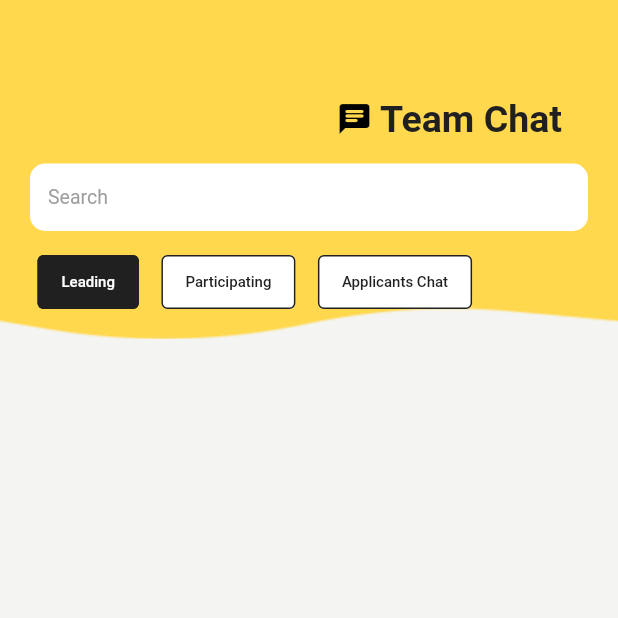
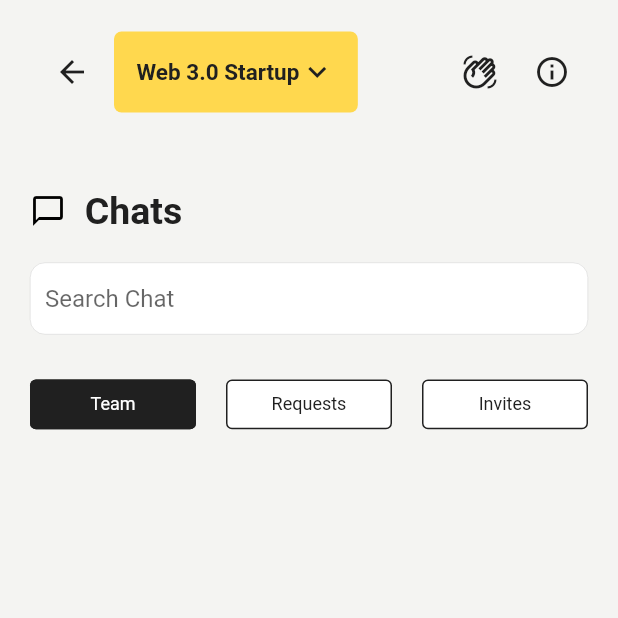
Before and after one commit to jmsandiegoo/launchlab_nus_app, a Flutter app: the ChatPage screen opened directly, on a phone screen of 412 x 824 dp, the top half of it. Run offline on Flutter 3.47's test engine with Material 2 defaults, Android fonts, the phone set to English and light mode, and no system bars; our stand-ins replace dotted_border, dropdown_search, equatable, file_picker, flutter_bloc, flutter_secure_storage and 8 more; accounts and stored records are empty; statements that could not run were skipped.

Commit message:
basic ui scaffold for chat page

```diff
--- a/lib/src/presentation/chat/screens/chat_page.dart
+++ b/lib/src/presentation/chat/screens/chat_page.dart
@@ -1,111 +1,83 @@
+import 'package:flutter/gestures.dart';
 import 'package:flutter/material.dart';
 import 'package:launchlab/src/config/app_theme.dart';
+import 'package:launchlab/src/presentation/chat/widgets/chat_select_modal.dart';
+import 'package:launchlab/src/presentation/common/widgets/form_fields/multi_button_select.dart';
+import 'package:launchlab/src/presentation/common/widgets/form_fields/text_field.dart';
 import 'package:launchlab/src/presentation/common/widgets/useful.dart';
 
-class ChatPage extends StatefulWidget {
-  const ChatPage({Key? key}) : super(key: key);
-
-  @override
-  State<ChatPage> createState() => _TeamChatPageState();
-}
-
-class _TeamChatPageState extends State<ChatPage> {
-  int selectedButton = 1;
+class ChatPage extends StatelessWidget {
+  const ChatPage({super.key});
 
   @override
   Widget build(BuildContext context) {
     return Scaffold(
-      body: Column(children: [
-        Stack(children: [
-          Image.asset("assets/images/yellow_curve_shape_3.png"),
-          Column(children: [
+        body: Container(
+      padding: const EdgeInsets.all(20.0),
+      child: Column(
+        children: [
+          AppBar(
+            titleSpacing: 0,
+            centerTitle: false,
+            backgroundColor: Colors.transparent,
+            title: GestureDetector(
+              onTap: () => showDialog(
+                  context: context,
+                  builder: (context) {
+                    return ChatSelectModal(
+                      onClose: () => Navigator.pop(context),
+                    );
+                  }),
+              child: Container(
+                  decoration: BoxDecoration(
+                      color: yellowColor,
+                      borderRadius: BorderRadius.circular(5.0)),
+                  padding: const EdgeInsets.all(15.0),
+                  child: Row(mainAxisSize: MainAxisSize.min, children: [
+                    subHeaderText("Web 3.0 Startup", size: 15.0),
+                    const Icon(
+                      Icons.expand_more_outlined,
+                      weight: 100,
+                    )
+                  ])),
+            ),
+            actions: [
+              IconButton(
+                  onPressed: () {}, icon: Icon(Icons.waving_hand_outlined)),
+              IconButton(onPressed: () {}, icon: Icon(Icons.info_outline))
+            ],
+          ),
           const SizedBox(
-              height: 65,
+            height: 50.0,
           ),
           Row(
-              mainAxisAlignment: MainAxisAlignment.end,
+            mainAxisAlignment: MainAxisAlignment.start,
             children: [
-                const Icon(Icons.chat_rounded),
-                const SizedBox(width: 5),
-                headerText("Team Chat      ")
+              const Icon(Icons.chat_bubble_outline),
+              headerText("  Chats"),
             ],
           ),
-            const SizedBox(height: 15),
-            Container(
-              height: 45,
-              margin: const EdgeInsets.only(left: 20, right: 20),
-              child: Row(children: [
-                searchBar(),
-                const SizedBox(width: 0),
-              ]),
+          const SizedBox(
+            height: 20.0,
           ),
-            const SizedBox(height: 10),
-            Row(mainAxisAlignment: MainAxisAlignment.spaceBetween, children: [
-              Row(children: [
-                const SizedBox(width: 25),
-                OutlinedButton(
-                  style: OutlinedButton.styleFrom(
-                      backgroundColor:
-                          selectedButton == 1 ? blackColor : whiteColor,
-                      side: const BorderSide(width: 1, color: blackColor)),
-                  onPressed: () {
-                    setState(() {
-                      selectedButton = 1;
-                    });
-                  },
-                  child: Text(
-                    "Leading",
-                    style: TextStyle(
-                      color: selectedButton == 1 ? whiteColor : blackColor,
-                      fontSize: 10,
+          TextFieldWidget(
+              focusNode: FocusNode(),
+              onChangedHandler: (val) {},
+              label: "",
+              value: "",
+              hint: "Search Chat",
+              controller: TextEditingController()),
+          const SizedBox(
+            height: 10.0,
           ),
+          MultiButtonSingleSelectWidget<String>(
+              itemRatio: (1 / .3),
+              value: "Team",
+              options: const ["Team", "Requests", "Invites"],
+              colNo: 3,
+              onPressHandler: (val) {})
+        ],
       ),
-                ),
-                const SizedBox(width: 15),
-                OutlinedButton(
-                  style: OutlinedButton.styleFrom(
-                      backgroundColor:
-                          selectedButton == 2 ? blackColor : whiteColor,
-                      side: const BorderSide(width: 1, color: blackColor)),
-                  onPressed: () {
-                    setState(() {
-                      selectedButton = 2;
-                    });
-                  },
-                  child: Text(
-                    "Participating",
-                    style: TextStyle(
-                      color: selectedButton == 2 ? whiteColor : blackColor,
-                      fontSize: 10,
-                    ),
-                  ),
-                ),
-                const SizedBox(width: 15),
-                OutlinedButton(
-                  style: OutlinedButton.styleFrom(
-                      backgroundColor:
-                          selectedButton == 3 ? blackColor : whiteColor,
-                      side: const BorderSide(width: 1, color: blackColor)),
-                  onPressed: () {
-                    setState(() {
-                      selectedButton = 3;
-                    });
-                  },
-                  child: Text(
-                    "Applicants Chat",
-                    style: TextStyle(
-                      color: selectedButton == 3 ? whiteColor : blackColor,
-                      fontSize: 10,
-                    ),
-                  ),
-                ),
-              ]),
-            ]),
-          ]),
-        ]),
-        const SizedBox(height: 15),
-        Container()
-      ]),
-    );
+    ));
   }
 }
--- a/lib/src/presentation/common/widgets/form_fields/multi_button_select.dart
+++ b/lib/src/presentation/common/widgets/form_fields/multi_button_select.dart
@@ -9,12 +9,14 @@ class MultiButtonSingleSelectWidget<T> extends StatelessWidget {
     required this.options,
     required this.colNo,
     required this.onPressHandler,
+    this.itemRatio = (1 / .4),
   });
 
   final T value;
   final List<T> options;
   final int colNo;
   final void Function(T) onPressHandler;
+  final double itemRatio;
 
   List<SelectButton> renderButtons() {
     List<SelectButton> buttons = [];
@@ -38,7 +40,7 @@ class MultiButtonSingleSelectWidget<T> extends StatelessWidget {
         Expanded(
           child: GridView.count(
             crossAxisSpacing: 20.0,
-            childAspectRatio: (1 / .4),
+            childAspectRatio: itemRatio,
             shrinkWrap: true,
             crossAxisCount: colNo,
             children: [...buttons],
@@ -130,6 +132,7 @@ class SelectButton<T> extends StatelessWidget {
     return OutlinedButton(
         onPressed: () => onPressedHandler(value),
         style: OutlinedButton.styleFrom(
+          side: const BorderSide(color: blackColor),
           backgroundColor: isSelected ? blackColor : whiteColor,
         ),
         child: bodyText(label,
```
Also changed, not shown: lib/src/presentation/chat/widgets/chat_select_modal.dart (added, +77 -0 lines), assets/images/chat_select.png (added), assets/images/chat_select_bg.png (added). Lines whose indentation alone changed are shown as unchanged.
